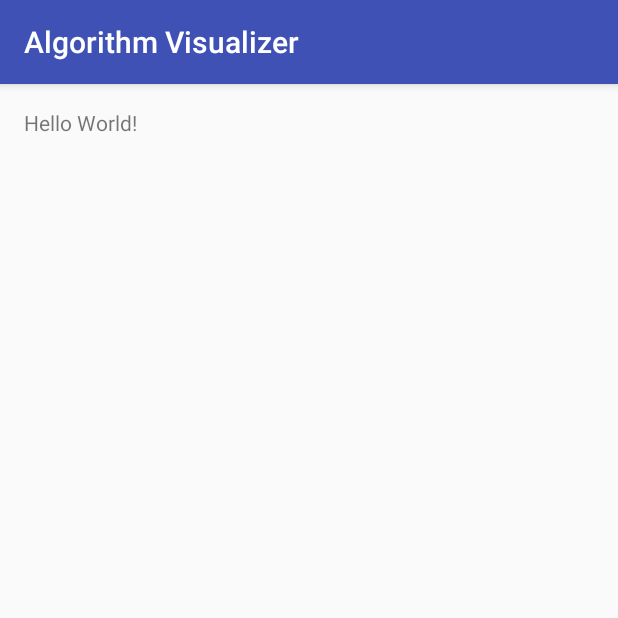
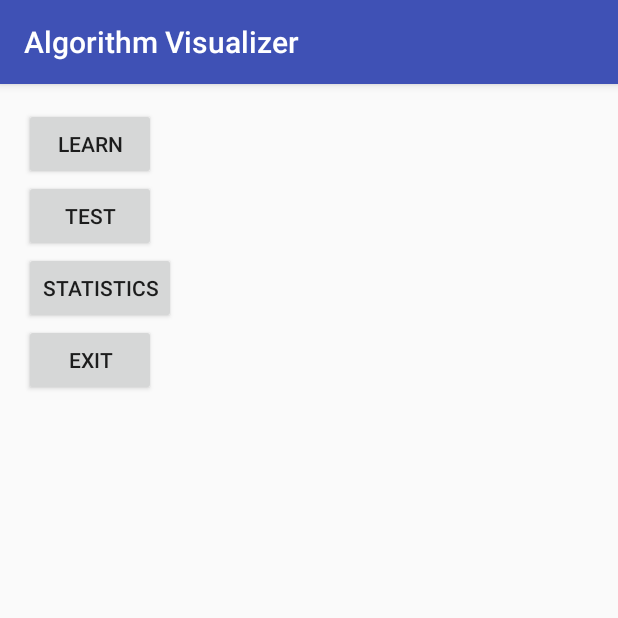
Before and after one commit to hkourtev/TomatoPotato, an Android app: the screen it shows after launch (MainActivity), on a phone screen of 412 x 824 dp, the top half of it. Run offline under Robolectric (Android 15) with nearby library versions, the phone set to English and light mode, and no system bars.

Commit message:
Added blank activities for Test, Learn, Stats

```diff
--- a/app/build.gradle
+++ b/app/build.gradle
@@ -23,4 +23,5 @@ dependencies {
     compile fileTree(dir: 'libs', include: ['*.jar'])
     testCompile 'junit:junit:4.12'
     compile 'com.android.support:appcompat-v7:23.1.0'
+    compile 'com.android.support:design:23.1.0'
 }
--- a/app/src/main/res/layout/activity_main.xml
+++ b/app/src/main/res/layout/activity_main.xml
@@ -1,11 +1,40 @@
 <?xml version="1.0" encoding="utf-8"?>
-<RelativeLayout xmlns:android="http://schemas.android.com/apk/res/android"
-    xmlns:tools="http://schemas.android.com/tools" android:layout_width="match_parent"
-    android:layout_height="match_parent" android:paddingLeft="@dimen/activity_horizontal_margin"
+<LinearLayout xmlns:android="http://schemas.android.com/apk/res/android"
+    xmlns:tools="http://schemas.android.com/tools"
+    android:layout_width="match_parent"
+    android:layout_height="match_parent"
+    android:paddingLeft="@dimen/activity_horizontal_margin"
     android:paddingRight="@dimen/activity_horizontal_margin"
     android:paddingTop="@dimen/activity_vertical_margin"
-    android:paddingBottom="@dimen/activity_vertical_margin" tools:context=".MainActivity">
+    android:paddingBottom="@dimen/activity_vertical_margin"
+    android:orientation="vertical"
+    tools:context=".MainActivity">
 
-    <TextView android:text="Hello World!" android:layout_width="wrap_content"
-        android:layout_height="wrap_content" />
-</RelativeLayout>
+    <Button
+        android:layout_width="wrap_content"
+        android:layout_height="wrap_content"
+        android:text="@string/btnGoToLearnAct"
+        android:id="@id/btnGoToLearnAct"
+        android:onClick="goToLearnAct"/>
+
+    <Button
+        android:layout_width="wrap_content"
+        android:layout_height="wrap_content"
+        android:text="@string/btnGoToTestAct"
+        android:id="@id/btnGoToTestAct"
+        android:onClick="goToTestAct"/>
+
+    <Button
+        android:layout_width="wrap_content"
+        android:layout_height="wrap_content"
+        android:text="@string/btnGoToStatsAct"
+        android:id="@id/btnGoToStatsAct"
+        android:onClick="goToStatsAct"/>
+
+    <Button
+        android:layout_width="wrap_content"
+        android:layout_height="wrap_content"
+        android:text="@string/btnExit"
+        android:id="@id/btnExit"
+        android:onClick="exit"/>
+</LinearLayout>
--- /dev/null
+++ b/app/src/main/res/values-v21/styles.xml
@@ -0,0 +1,8 @@
+<resources>>
+    <style name="AppTheme.NoActionBar">
+        <item name="windowActionBar">false</item>
+        <item name="windowNoTitle">true</item>
+        <item name="android:windowDrawsSystemBarBackgrounds">true</item>
+        <item name="android:statusBarColor">@android:color/transparent</item>
+    </style>
+</resources>
--- a/app/src/main/res/values/dimens.xml
+++ b/app/src/main/res/values/dimens.xml
@@ -2,4 +2,5 @@
     <!-- Default screen margins, per the Android Design guidelines. -->
     <dimen name="activity_horizontal_margin">16dp</dimen>
     <dimen name="activity_vertical_margin">16dp</dimen>
+    <dimen name="fab_margin">16dp</dimen>
 </resources>
--- /dev/null
+++ b/app/src/main/res/values/ids.xml
@@ -0,0 +1,7 @@
+<?xml version="1.0" encoding="utf-8"?>
+<resources>
+    <item name="btnGoToLearnAct" type="id" />
+    <item name="btnGoToTestAct" type="id" />
+    <item name="btnGoToStatsAct" type="id" />
+    <item name="btnExit" type="id" />
+</resources>
--- a/app/src/main/res/values/strings.xml
+++ b/app/src/main/res/values/strings.xml
@@ -1,3 +1,9 @@
 <resources>
     <string name="app_name">Algorithm Visualizer</string>
+    <string name="btnGoToLearnAct">Learn</string>
+    <string name="btnGoToTestAct">Test</string>
+    <string name="btnGoToStatsAct">Statistics</string>
+    <string name="btnExit">Exit</string>
+    <string name="title_activity_learn">Learn Activity</string>
+    <string name="title_activity_test">Test Activity</string>
 </resources>
--- a/app/src/main/res/values/styles.xml
+++ b/app/src/main/res/values/styles.xml
@@ -7,5 +7,11 @@
         <item name="colorPrimaryDark">@color/colorPrimaryDark</item>
         <item name="colorAccent">@color/colorAccent</item>
     </style>
+    <style name="AppTheme.NoActionBar">
+        <item name="windowActionBar">false</item>
+        <item name="windowNoTitle">true</item>
+    </style>
+    <style name="AppTheme.AppBarOverlay" parent="ThemeOverlay.AppCompat.Dark.ActionBar" />
+    <style name="AppTheme.PopupOverlay" parent="ThemeOverlay.AppCompat.Light" />
 
 </resources>
```
Also changed, not shown: app/src/main/AndroidManifest.xml (+12 -0 lines), app/src/main/java/com/njinfotech/algorithmvisualizer/LearnActivity.java (added, +19 -0 lines), app/src/main/java/com/njinfotech/algorithmvisualizer/MainActivity.java (+25 -0 lines), app/src/main/java/com/njinfotech/algorithmvisualizer/StatsActivity.java (added, +13 -0 lines), app/src/main/java/com/njinfotech/algorithmvisualizer/TestActivity.java (added, +17 -0 lines), app/src/main/res/layout/activity_learn.xml (added, +20 -0 lines), app/src/main/res/layout/activity_stats.xml (added, +22 -0 lines), app/src/main/res/layout/activity_test.xml (added, +19 -0 lines), 1 other file.
